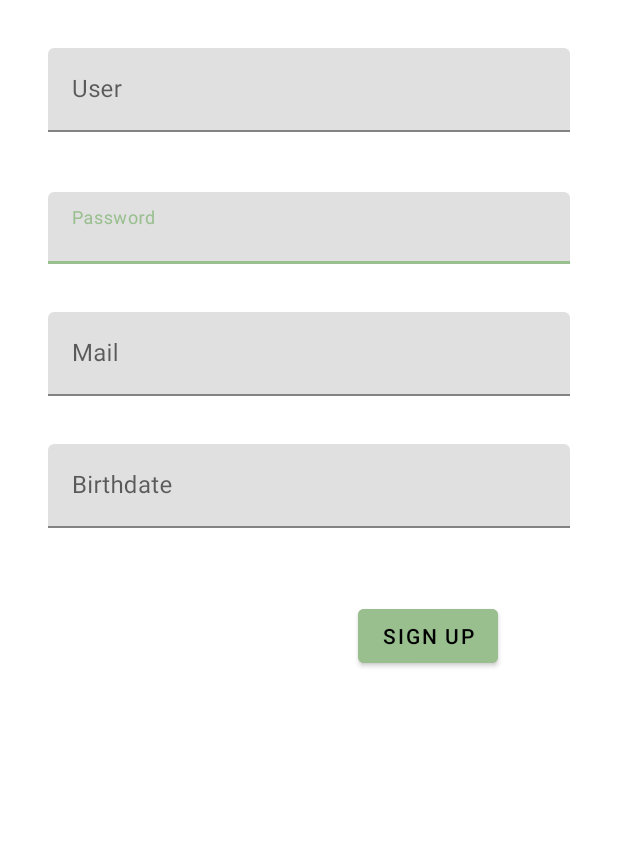
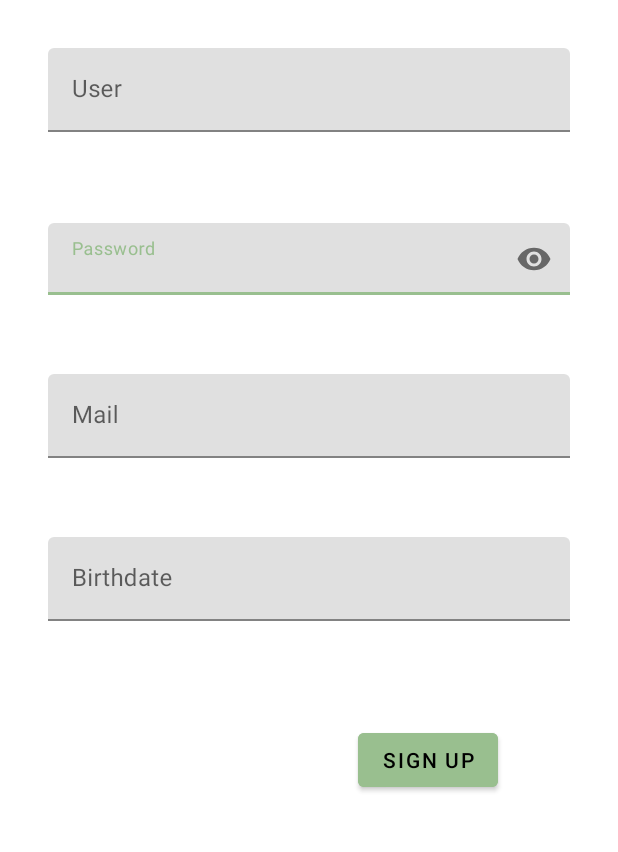
Before and after one commit to juan-fontenla/jacx, an Android app: the screen it shows after launch (RegisterActivity), after a tap on "SIGN UP", on a phone screen of 412 x 824 dp, the part 240-1092 px from its top. Run offline under Robolectric (Android 15) with nearby library versions, the phone set to English and light mode, and no system bars; libraries missing offline, so code that uses them is left out: com.spotify.sdk; 2 other taps on this screen came first.

Commit message:
validaciones registro usuarios

```diff
--- a/app/src/main/AndroidManifest.xml
+++ b/app/src/main/AndroidManifest.xml
@@ -25,16 +25,12 @@
             android:enabled="true"
             android:exported="false"></service>
 
-        <meta-data
+       <meta-data
             android:name="com.google.android.geo.API_KEY"
             android:value="@string/key" />
         <meta-data
             android:name="com.google.android.gms.version"
             android:value="@integer/google_play_services_version" />
-
-        <meta-data
-            android:name="com.google.android.maps.v2.API_KEY"
-            android:value=""/>
 
         <activity
             android:name=".DetailRouteActivity"
--- a/app/src/main/java/com/apm/jacx/LoginActivity.kt
+++ b/app/src/main/java/com/apm/jacx/LoginActivity.kt
@@ -9,11 +9,13 @@ import android.widget.TextView
 import android.widget.Toast
 import androidx.appcompat.app.AppCompatActivity
 import com.apm.jacx.internalStorage.AppPreferences
+import com.apm.jacx.validations.ValidationUtils
 import com.google.android.gms.auth.api.signin.GoogleSignIn
 import com.google.android.gms.auth.api.signin.GoogleSignInAccount
 import com.google.android.gms.auth.api.signin.GoogleSignInOptions
 import com.google.android.gms.common.api.ApiException
 import com.google.android.gms.tasks.Task
+import com.google.android.material.textfield.TextInputEditText
 import com.spotify.sdk.android.auth.AuthorizationClient
 import com.spotify.sdk.android.auth.AuthorizationRequest
 import com.spotify.sdk.android.auth.AuthorizationResponse
@@ -33,10 +35,19 @@ class LoginActivity : AppCompatActivity() {
 
         setContentView(R.layout.activity_login)
 
+        val userName = findViewById<TextInputEditText>(R.id.user_name)
+        val password = findViewById<TextInputEditText>(R.id.user_password)
+
         val loginBtn: Button = findViewById(R.id.button_login)
         loginBtn.setOnClickListener {
-            val intent = Intent(this, MainActivity::class.java)
-            startActivity(intent)
+            if (ValidationUtils.validateName(userName) && ValidationUtils.validatePassword(password)) {
+                Toast.makeText(applicationContext, userName.text, Toast.LENGTH_SHORT).show();
+                Toast.makeText(applicationContext, password.text, Toast.LENGTH_SHORT).show();
+
+                //TODO: Añadir peticion back
+                val intent = Intent(this, MainActivity::class.java)
+                startActivity(intent)
+            }
         }
 
         val signUpBtn: Button = findViewById(R.id.button_signup)
--- a/app/src/main/java/com/apm/jacx/RegisterActivity.kt
+++ b/app/src/main/java/com/apm/jacx/RegisterActivity.kt
@@ -1,21 +1,35 @@
 package com.apm.jacx
 
 import android.content.Intent
+import android.os.Build
 import androidx.appcompat.app.AppCompatActivity
 import android.os.Bundle
 import android.view.View
 import android.widget.Button
 import android.widget.Toast
+import androidx.annotation.RequiresApi
+import com.apm.jacx.validations.ValidationUtils
+import com.google.android.material.textfield.TextInputEditText
 
 class RegisterActivity : AppCompatActivity() {
+    @RequiresApi(Build.VERSION_CODES.O)
     override fun onCreate(savedInstanceState: Bundle?) {
         super.onCreate(savedInstanceState)
         setContentView(R.layout.activity_register)
 
+        val password = findViewById<TextInputEditText>(R.id.register_password)
+        val userName = findViewById<TextInputEditText>(R.id.register_name)
+        val mail = findViewById<TextInputEditText>(R.id.register_mail)
+        val birthdate = findViewById<TextInputEditText>(R.id.register_birthdate)
+
         val signUpBtn: Button = findViewById(R.id.button_signup3)
         signUpBtn.setOnClickListener {
-            val intent = Intent(this, LoginActivity::class.java)
-            startActivity(intent)
+            if (ValidationUtils.validateName(userName) && ValidationUtils.validatePassword(password)
+                && ValidationUtils.validateEmail(mail) && ValidationUtils.validateBirthdate(birthdate))
+            {
+                val intent = Intent(this, LoginActivity::class.java)
+                startActivity(intent)
+            }
         }
     }
 
--- a/app/src/main/res/layout/activity_register.xml
+++ b/app/src/main/res/layout/activity_register.xml
@@ -27,15 +27,20 @@
         android:layout_marginStart="32dp"
         android:layout_marginTop="24dp"
         android:layout_marginEnd="32dp"
+        app:errorEnabled="true"
         app:layout_constraintEnd_toEndOf="parent"
         app:layout_constraintStart_toStartOf="parent"
-        app:layout_constraintTop_toBottomOf="@+id/nombre_usuario">
+        app:layout_constraintTop_toBottomOf="@+id/nombre_usuario"
+        app:passwordToggleEnabled="true">
 
         <com.google.android.material.textfield.TextInputEditText
+            android:id="@+id/register_password"
             android:layout_width="match_parent"
             android:layout_height="48dp"
             android:layout_marginTop="16dp"
             android:hint="@string/password"
+            android:inputType="textPassword"
+            android:password="true"
             app:layout_constraintTop_toTopOf="parent" />
     </com.google.android.material.textfield.TextInputLayout>
 
@@ -46,11 +51,13 @@
         android:layout_marginStart="32dp"
         android:layout_marginTop="32dp"
         android:layout_marginEnd="32dp"
+        app:errorEnabled="true"
         app:layout_constraintEnd_toEndOf="parent"
         app:layout_constraintStart_toStartOf="parent"
         app:layout_constraintTop_toBottomOf="@+id/logo2">
 
         <com.google.android.material.textfield.TextInputEditText
+            android:id="@+id/register_name"
             android:layout_width="match_parent"
             android:layout_height="wrap_content"
             android:hint="@string/username" />
@@ -77,11 +84,13 @@
         android:layout_marginTop="32dp"
         android:layout_marginEnd="32dp"
         app:endIconTint="@color/black"
+        app:errorEnabled="true"
         app:layout_constraintEnd_toEndOf="parent"
         app:layout_constraintStart_toStartOf="parent"
         app:layout_constraintTop_toBottomOf="@+id/contraseña">
 
         <com.google.android.material.textfield.TextInputEditText
+            android:id="@+id/register_mail"
             android:layout_width="match_parent"
             android:layout_height="wrap_content"
             android:hint="@string/mail"
@@ -97,11 +106,13 @@
         android:layout_marginStart="32dp"
         android:layout_marginTop="32dp"
         android:layout_marginEnd="32dp"
+        app:errorEnabled="true"
         app:layout_constraintEnd_toEndOf="parent"
         app:layout_constraintStart_toStartOf="parent"
         app:layout_constraintTop_toBottomOf="@+id/correo">
 
         <com.google.android.material.textfield.TextInputEditText
+            android:id="@+id/register_birthdate"
             android:layout_width="match_parent"
             android:layout_height="wrap_content"
             android:hint="@string/date"
--- a/app/src/main/res/values/strings.xml
+++ b/app/src/main/res/values/strings.xml
@@ -90,4 +90,10 @@
     <string name="permission_denied_explanation">Permission was denied, but is needed for core functionality.</string>
     <string name="permission_rationale">Location permission needed for core functionality</string>
     <string name="ok">OK</string>
+    <string name="birthdate_error"> It is mandatory to introduce a password </string>
+    <string name="email_error">It is mandatory to introduce an email</string>
+    <string name="password_error">It is mandatory to introduce a password</string>
+    <string name="email_error_match">The email introduced is not valid. Ex:name@mail.com</string>
+    <string name="name_error">It is mandatory to introduce an user name</string>
+
 </resources>
```
Also changed, not shown: app/src/main/java/com/apm/jacx/ResetPasswordActivity.kt (+14 -2 lines), app/src/main/java/com/apm/jacx/validations/ValidationUtils.kt (added, +58 -0 lines), app/src/main/res/layout/activity_login.xml (+11 -3 lines), app/src/main/res/layout/activity_reset_password.xml (+12 -3 lines), 1 other file.
